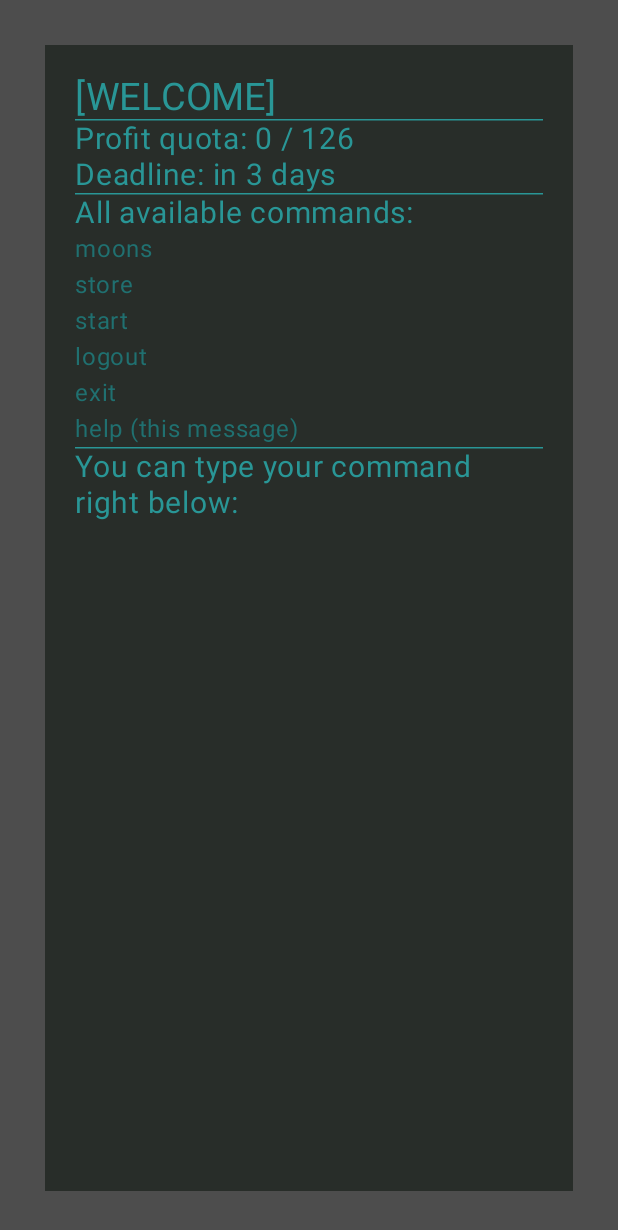
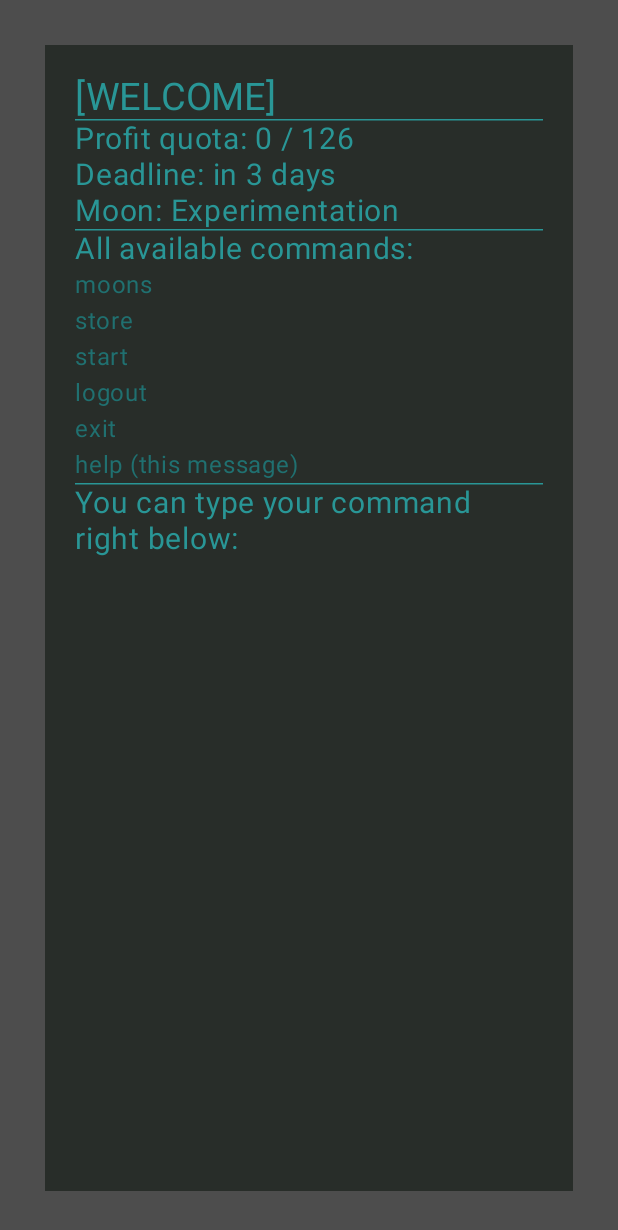
Before and after one commit to Andy4Vendetta/lethal-combile, an Android app built with Jetpack Compose: the screen it shows after launch once a user with an empty profile is signed in (GameActivity), on a phone screen of 412 x 824 dp. Shown: the top 1230 px of the screen. Run offline under Robolectric (Android 15) with nearby library versions, the phone set to English and light mode, and no system bars; our stand-ins replace Firebase (no records; nobody signed in at launch, a user with empty details on screens opened directly).

Commit message:
current moon display v1 done

```diff
--- a/app/src/main/java/ru/vendetti/lethalcombile/GameActivity.kt
+++ b/app/src/main/java/ru/vendetti/lethalcombile/GameActivity.kt
@@ -87,6 +87,7 @@ class GameActivity : ComponentActivity() {
 
     //Луны
     private var selectedMoon = 0
+    private var moonName = "Experimentation"
 
     //Магаз
 
@@ -167,7 +168,7 @@ class GameActivity : ComponentActivity() {
                         Text("[WELCOME]", color = LethalTerminalText, fontSize = 25.sp)
                         HorizontalDivider(color = LethalTerminalText)
                         Text(
-                            "Profit quota: $quoteGained / $quoteNeeded\nDeadline: in $quoteDays days",
+                            "Profit quota: $quoteGained / $quoteNeeded\nDeadline: in $quoteDays days\nMoon: $moonName",
                             color = LethalTerminalText,
                             fontSize = 20.sp
                         )
@@ -229,7 +230,6 @@ class GameActivity : ComponentActivity() {
 
     //Функция смены выбранной планеты
     private fun selectMoon(moon: Int, setErrorText: (String) -> Unit) {
-        var moonName = "Error"
         when (moon) {
             0 -> moonName = "Experimentation"
             1 -> moonName = "Assurance"
```
